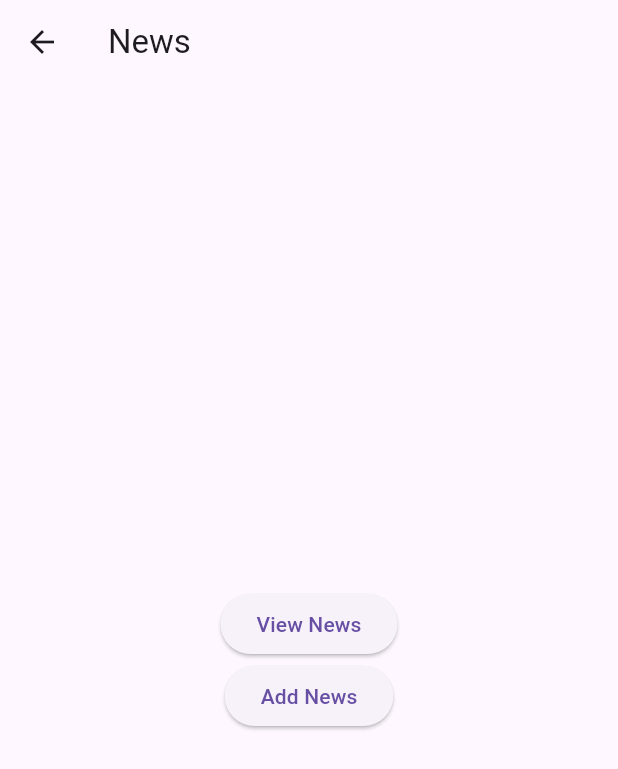
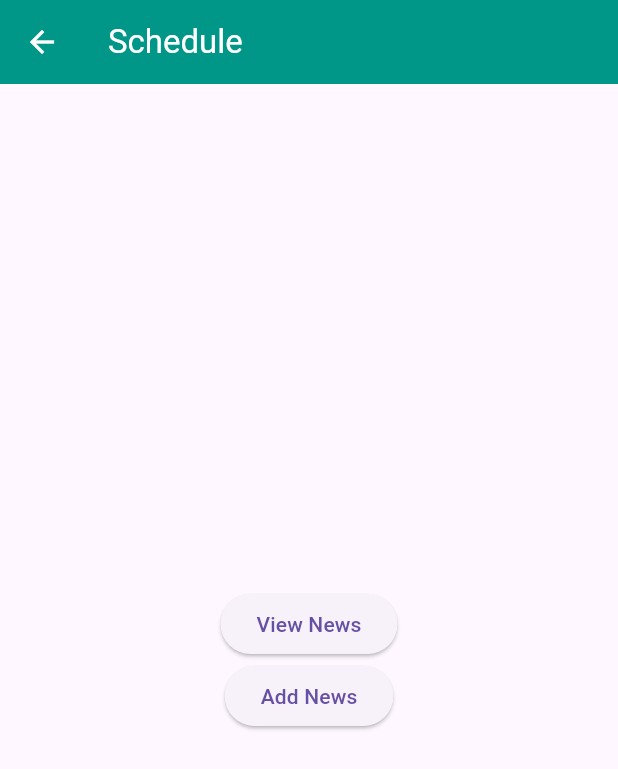
Before and after one commit to arjaymangubat1104/FlutterHRPortal, a Flutter app: the SchedulePage screen opened by its route, on a phone screen of 412 x 824 dp. Shown: the top 769 px of the screen. Run offline on Flutter 3.47's test engine with Material 3 defaults, Android fonts, the light colour scheme and no system bars; our stand-ins replace cloud_firestore, firebase_auth, firebase_core, loading_indicator, table_calendar; missing offline and left inert: timeline_list; accounts and stored records are empty.

Commit message:
Update schedule_page.dart
-added app bar color background

```diff
--- a/lib/views/button_page/schedule_page.dart
+++ b/lib/views/button_page/schedule_page.dart
@@ -1,13 +1,23 @@
 import 'package:flutter/material.dart';
+import 'package:flutter_attendance_system/viewmodel/theme_view_model.dart';
+import 'package:provider/provider.dart';
 
-class SchedulePage extends StatelessWidget{
+class SchedulePage extends StatelessWidget {
   const SchedulePage({super.key});
 
   @override
   Widget build(BuildContext context) {
+    final theviewModel = Provider.of<ThemeViewModel>(context);
     return Scaffold(
       appBar: AppBar(
-        title: Text('News'),
+        backgroundColor: theviewModel.currentTheme.themeColor,
+        title: Text(
+          'Schedule',
+          style: TextStyle(
+            color: theviewModel.currentTheme.boxTextColor,
+          ),
+        ),
+        iconTheme: IconThemeData(color: theviewModel.currentTheme.boxTextColor),
       ),
       body: Center(
         child: Column(
```
